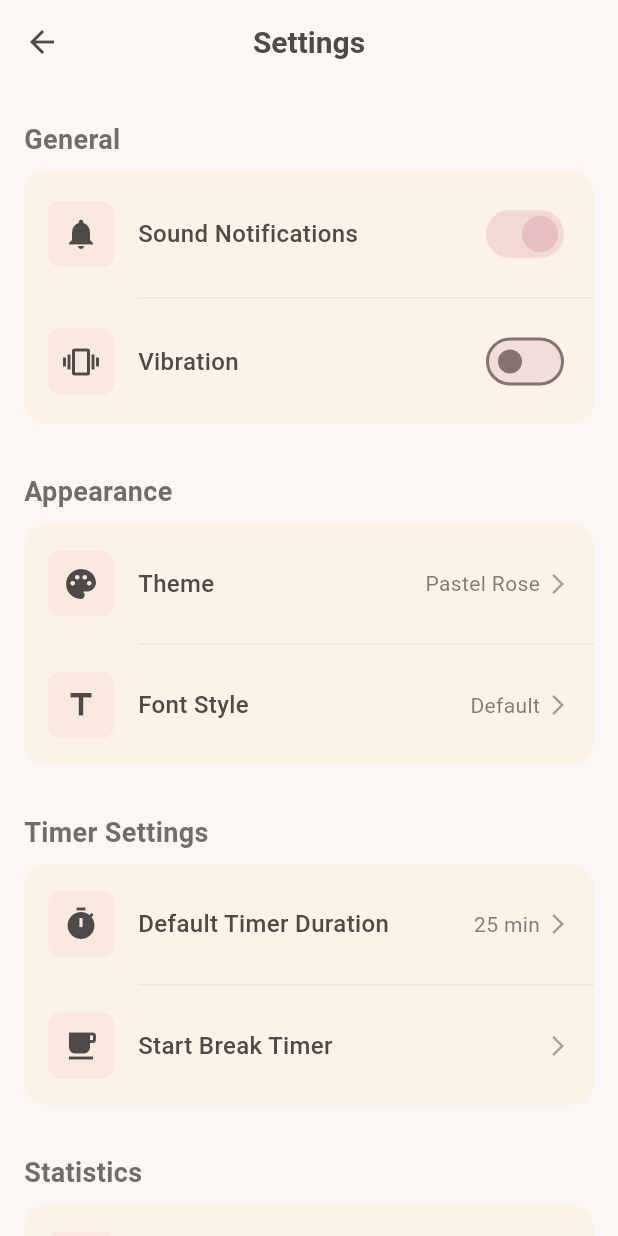
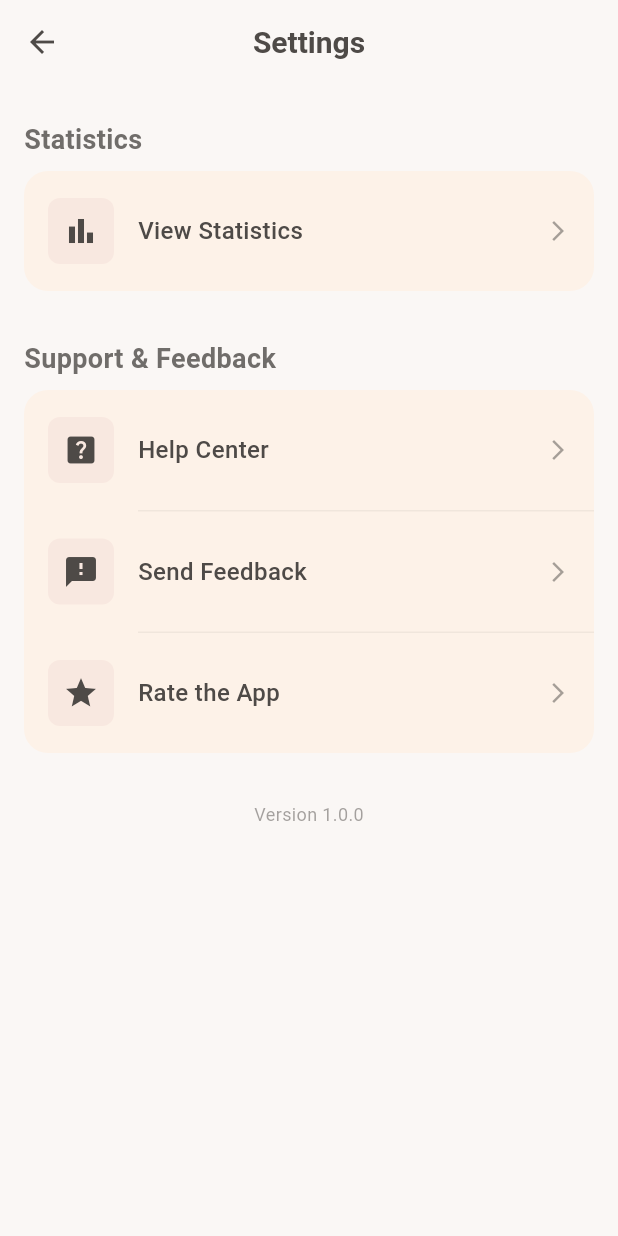
Before and after one commit to happyalisa0864/productivity-app, a Flutter app: the SettingsPage screen opened directly, on a phone screen of 412 x 824 dp. Run offline on Flutter 3.47's test engine with Material 3 defaults, Android fonts, the light colour scheme and no system bars; our stand-ins replace audioplayers, flutter_riverpod, shared_preferences; accounts and stored records are empty.

Commit message:
feat: add url_launcher dependency and implement feedback form link in settings page

```diff
--- a/lib/features/settings/presentation/pages/settings_page.dart
+++ b/lib/features/settings/presentation/pages/settings_page.dart
@@ -1,6 +1,6 @@
 import 'package:flutter/material.dart';
+import 'package:url_launcher/url_launcher.dart';
 import 'package:productivity_app/features/task_tracking/presentation/pages/statistics_page.dart';
-import 'package:productivity_app/features/task_tracking/presentation/pages/break_timer_page.dart';
 
 class SettingsPage extends StatelessWidget {
   const SettingsPage({super.key});
@@ -9,7 +9,6 @@ class SettingsPage extends StatelessWidget {
   Widget build(BuildContext context) {
     final background = const Color(0xFFFAF7F5);
     final textColor = const Color(0xFF4E4A47);
-    final primary = const Color(0xFFE6C0C0);
 
     return Scaffold(
       backgroundColor: background,
@@ -33,130 +32,6 @@ class SettingsPage extends StatelessWidget {
       body: ListView(
         padding: const EdgeInsets.symmetric(vertical: 16),
         children: [
-          // General Section
-          _SectionHeader(title: 'General'),
-          _SettingsCard(
-            children: [
-              _SettingsItem(
-                icon: Icons.notifications,
-                title: 'Sound Notifications',
-                trailing: Switch(
-                  value: true,
-                  onChanged: (value) {},
-                  activeColor: primary,
-                ),
-              ),
-              _Divider(),
-              _SettingsItem(
-                icon: Icons.vibration,
-                title: 'Vibration',
-                trailing: Switch(
-                  value: false,
-                  onChanged: (value) {},
-                  activeColor: primary,
-                ),
-              ),
-            ],
-          ),
-          const SizedBox(height: 24),
-          // Appearance Section
-          _SectionHeader(title: 'Appearance'),
-          _SettingsCard(
-            children: [
-              _SettingsItem(
-                icon: Icons.palette,
-                title: 'Theme',
-                trailing: Row(
-                  mainAxisSize: MainAxisSize.min,
-                  children: [
-                    Text(
-                      'Pastel Rose',
-                      style: TextStyle(
-                        color: textColor.withOpacity(0.7),
-                        fontSize: 14,
-                      ),
-                    ),
-                    const SizedBox(width: 4),
-                    Icon(
-                      Icons.arrow_forward_ios,
-                      size: 16,
-                      color: textColor.withOpacity(0.5),
-                    ),
-                  ],
-                ),
-              ),
-              _Divider(),
-              _SettingsItem(
-                icon: Icons.title,
-                title: 'Font Style',
-                trailing: Row(
-                  mainAxisSize: MainAxisSize.min,
-                  children: [
-                    Text(
-                      'Default',
-                      style: TextStyle(
-                        color: textColor.withOpacity(0.7),
-                        fontSize: 14,
-                      ),
-                    ),
-                    const SizedBox(width: 4),
-                    Icon(
-                      Icons.arrow_forward_ios,
-                      size: 16,
-                      color: textColor.withOpacity(0.5),
-                    ),
-                  ],
-                ),
-              ),
-            ],
-          ),
-          const SizedBox(height: 24),
-          // Timer Settings Section
-          _SectionHeader(title: 'Timer Settings'),
-          _SettingsCard(
-            children: [
-              _SettingsItem(
-                icon: Icons.timer,
-                title: 'Default Timer Duration',
-                trailing: Row(
-                  mainAxisSize: MainAxisSize.min,
-                  children: [
-                    Text(
-                      '25 min',
-                      style: TextStyle(
-                        color: textColor.withOpacity(0.7),
-                        fontSize: 14,
-                      ),
-                    ),
-                    const SizedBox(width: 4),
-                    Icon(
-                      Icons.arrow_forward_ios,
-                      size: 16,
-                      color: textColor.withOpacity(0.5),
-                    ),
-                  ],
-                ),
-              ),
-              _Divider(),
-              _SettingsItem(
-                icon: Icons.free_breakfast,
-                title: 'Start Break Timer',
-                onTap: () {
-                  Navigator.of(context).push(
-                    MaterialPageRoute(
-                      builder: (_) => const BreakTimerPage(breakMinutes: 5),
-                    ),
-                  );
-                },
-                trailing: Icon(
-                  Icons.arrow_forward_ios,
-                  size: 16,
-                  color: textColor.withOpacity(0.5),
-                ),
-              ),
-            ],
-          ),
-          const SizedBox(height: 24),
           // Statistics Section
           _SectionHeader(title: 'Statistics'),
           _SettingsCard(
@@ -197,6 +72,22 @@ class SettingsPage extends StatelessWidget {
               _SettingsItem(
                 icon: Icons.feedback,
                 title: 'Send Feedback',
+                onTap: () async {
+                  final Uri url = Uri.parse(
+                    'https://docs.google.com/forms/d/e/1FAIpQLSd4BHYuExDT6xuNMED3v068Owo_fhfVpZAnTvnt6vh7RxrPUA/viewform?usp=publish-editor',
+                  );
+                  if (await canLaunchUrl(url)) {
+                    await launchUrl(url, mode: LaunchMode.externalApplication);
+                  } else {
+                    if (context.mounted) {
+                      ScaffoldMessenger.of(context).showSnackBar(
+                        const SnackBar(
+                          content: Text('Could not open feedback form'),
+                        ),
+                      );
+                    }
+                  }
+                },
                 trailing: Icon(
                   Icons.arrow_forward_ios,
                   size: 16,
--- a/pubspec.yaml
+++ b/pubspec.yaml
@@ -38,6 +38,7 @@ dependencies:
   shared_preferences: ^2.2.3
   uuid: ^4.3.3
   audioplayers: ^6.0.0
+  url_launcher: ^6.2.5
 
 dev_dependencies:
   flutter_test:
@@ -62,9 +63,8 @@ flutter:
   uses-material-design: true
 
   # To add assets to your application, add an assets section, like this:
-  # assets:
-  #   - images/a_dot_burr.jpeg
-  #   - images/a_dot_ham.jpeg
+  assets:
+    - assets/sounds/calm-loop-80576.mp3
 
   # An image asset can refer to one or more resolution-specific "variants", see
   # https://flutter.dev/to/resolution-aware-images
```
